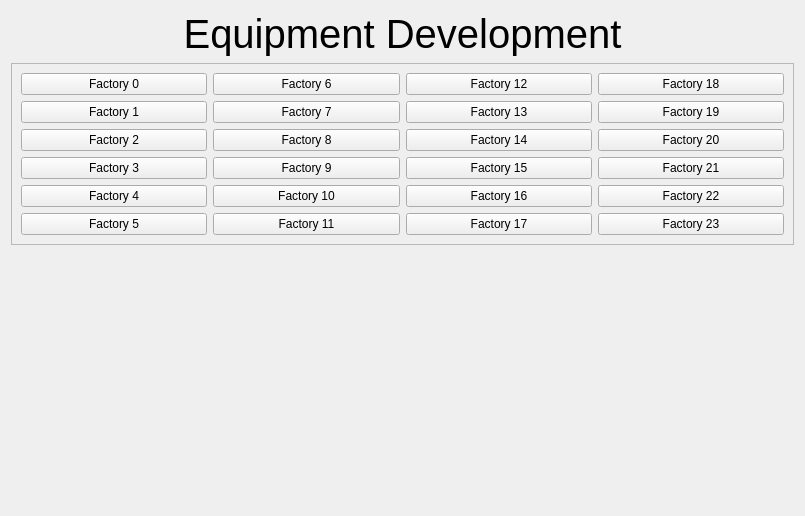
ibicdlcod/GuoMuoRuoProject, file CyberFleet/ClientGUI/ui/factoryarea.ui: the form before one commit.
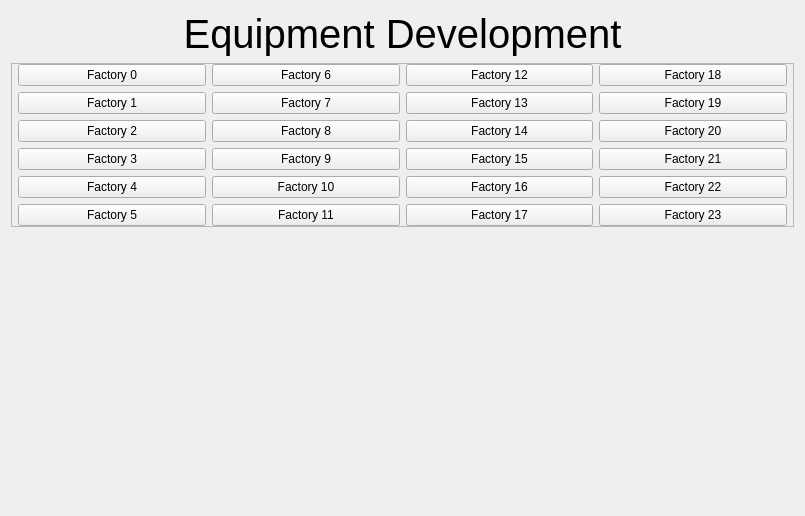
The form after the commit. Custom widgets are drawn as their Qt base class.

What changed in the file:
```diff
--- a/CyberFleet/ClientGUI/ui/factoryarea.ui
+++ b/CyberFleet/ClientGUI/ui/factoryarea.ui
@@ -52,6 +52,9 @@
        <height>0</height>
       </size>
      </property>
+     <property name="styleSheet">
+      <string notr="true"/>
+     </property>
      <property name="frameShape">
       <enum>QFrame::StyledPanel</enum>
      </property>
@@ -59,8 +62,32 @@
       <enum>QFrame::Raised</enum>
      </property>
      <layout class="QVBoxLayout" name="verticalLayout_2">
+      <property name="spacing">
+       <number>6</number>
+      </property>
+      <property name="leftMargin">
+       <number>0</number>
+      </property>
+      <property name="topMargin">
+       <number>0</number>
+      </property>
+      <property name="rightMargin">
+       <number>0</number>
+      </property>
+      <property name="bottomMargin">
+       <number>0</number>
+      </property>
       <item>
        <layout class="QGridLayout" name="SlotGrid">
+        <property name="leftMargin">
+         <number>6</number>
+        </property>
+        <property name="topMargin">
+         <number>0</number>
+        </property>
+        <property name="rightMargin">
+         <number>6</number>
+        </property>
         <item row="0" column="0">
          <widget class="FactorySlot" name="Factory_Slot_0">
           <property name="text">
```
Left out of the diff: 27 changed lines with no effect on the pictures.
